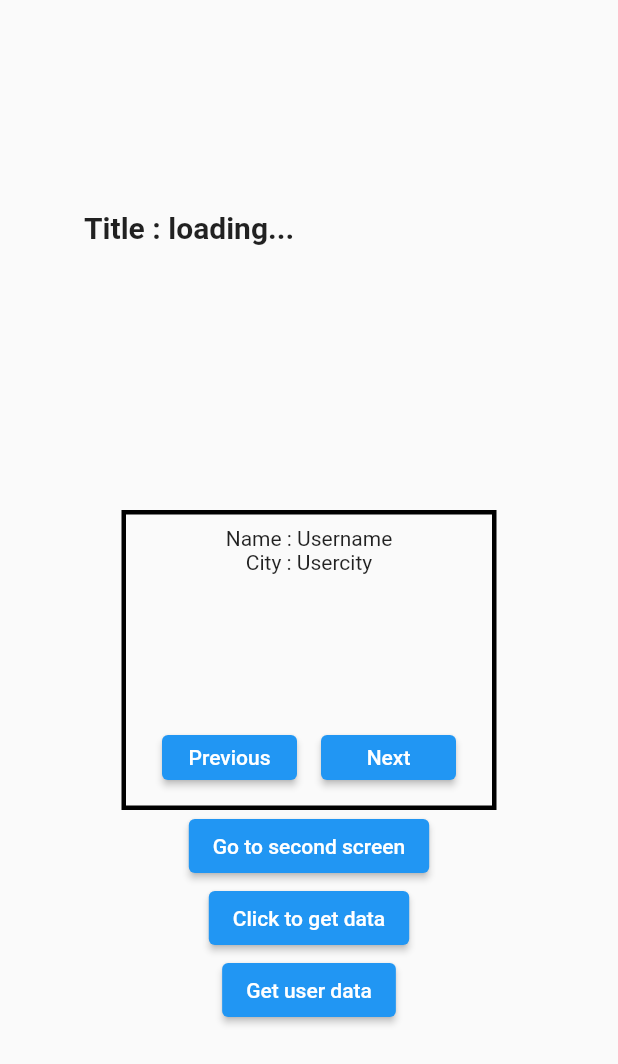
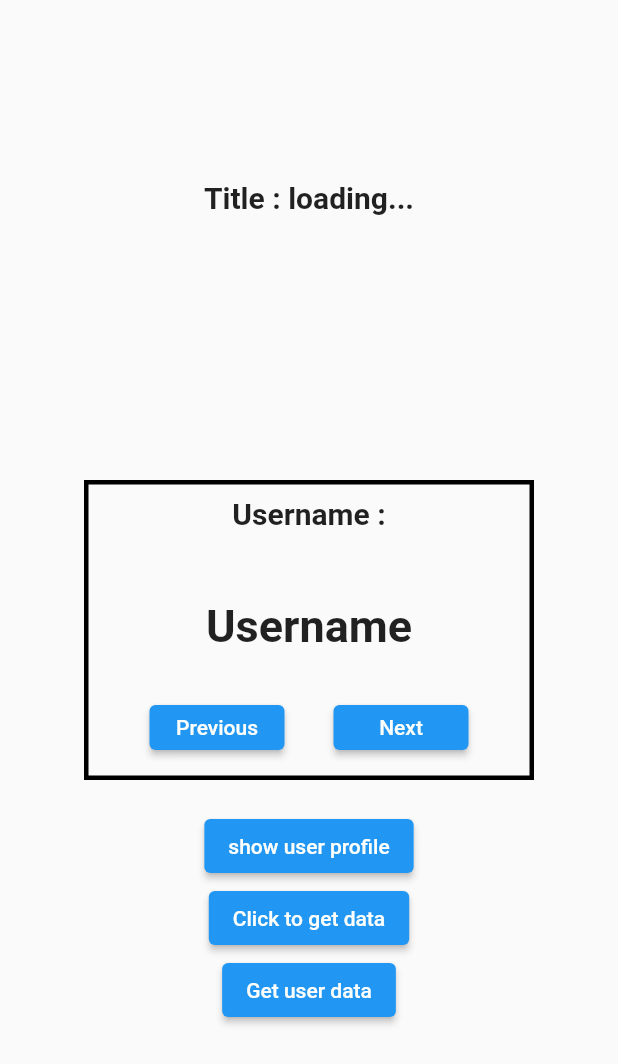
Before and after one commit to Ehsan973/internet_connection, a Flutter app: the screen it shows after launch, on a phone screen of 412 x 824 dp. Shown: the top 1064 px of the screen. Run offline on Flutter 3.47's test engine with Material 2 defaults, Android fonts, the light colour scheme and no system bars; our stand-ins replace flutter_spinkit; accounts and stored records are empty.

Commit message:
Passing module to another Screen, Loading Animation(SpinKit)

```diff
--- /dev/null
+++ b/lib/data/model/user.dart
@@ -0,0 +1,9 @@
+class User {
+  int id;
+  String name;
+  String username;
+  String city;
+  String phone;
+
+  User(this.id, this.name, this.username, this.city, this.phone);
+}
--- a/lib/screens/home_screen.dart
+++ b/lib/screens/home_screen.dart
@@ -2,7 +2,10 @@ import 'dart:convert';
 
 import 'package:flutter/material.dart';
 import 'package:http/http.dart';
+import 'package:internet_connection_app/data/model/user.dart';
 import 'package:internet_connection_app/screens/second_screen.dart';
+import 'package:internet_connection_app/screens/user_profile_screen.dart';
+import 'package:flutter_spinkit/flutter_spinkit.dart';
 
 class HomePage extends StatefulWidget {
   const HomePage({super.key});
@@ -13,10 +16,13 @@ class HomePage extends StatefulWidget {
 
 class _HomePageState extends State<HomePage> {
   String title = 'loading...';
-  String name = 'Username';
+  String username = 'Username';
   String city = 'Usercity';
   int user_index = 0;
+  List<User> users_list = [];
   var decoded_data;
+  bool isTitleLoading = false;
+  bool isUsersLoading = false;
 
   @override
   Widget build(BuildContext context) {
@@ -29,7 +35,9 @@ class _HomePageState extends State<HomePage> {
               Container(
                 height: 200,
                 width: 300,
-                child: Text(
+                child: Column(
+                  children: [
+                    Text(
                       'Title : $title',
                       textAlign: TextAlign.justify,
                       style: TextStyle(
@@ -37,16 +45,42 @@ class _HomePageState extends State<HomePage> {
                         fontWeight: FontWeight.bold,
                       ),
                     ),
+                    SizedBox(
+                      height: 50,
+                    ),
+                    Visibility(
+                      visible: isTitleLoading,
+                      child: SpinKitFadingCircle(
+                        color: Colors.black,
+                      ),
+                    ),
+                  ],
+                ),
               ),
               Container(
                 height: 200,
-                width: 250,
+                width: 300,
                 padding: EdgeInsets.all(8),
                 child: Center(
                   child: Column(
                     children: [
-                      Text('Name : ${name}'),
-                      Text('City : ${city}'),
+                      Text(
+                        'Username :\n\n',
+                        textAlign: TextAlign.center,
+                        style: TextStyle(
+                          fontSize: 20,
+                          fontWeight: FontWeight.bold,
+                        ),
+                      ),
+                      Text(
+                        '${username}',
+                        textAlign: TextAlign.center,
+                        style: TextStyle(
+                          fontSize: 30,
+                          fontWeight: FontWeight.bold,
+                        ),
+                      ),
+                      // Text('City : ${city}'),
                       Expanded(
                         child: Row(
                           mainAxisAlignment: MainAxisAlignment.spaceEvenly,
@@ -54,7 +88,7 @@ class _HomePageState extends State<HomePage> {
                           children: [
                             ElevatedButton(
                               onPressed: () {
-                                if (user_index > 0) {
+                                if (user_index > 0 && users_list.length != 0) {
                                   user_index--;
                                   _updateUser();
                                 }
@@ -66,8 +100,12 @@ class _HomePageState extends State<HomePage> {
                             ),
                             ElevatedButton(
                               onPressed: () {
-                                if (user_index < 9) {
+                                if (user_index < 9 && users_list.length != 0) {
                                   user_index++;
+                                  if (user_index >= users_list.length) {
+                                    var user = _createUser();
+                                    users_list.add(user);
+                                  }
                                   _updateUser();
                                 }
                               },
@@ -87,28 +125,48 @@ class _HomePageState extends State<HomePage> {
                   width: 3,
                 )),
               ),
+              SizedBox(
+                height: 20,
+              ),
               ElevatedButton(
                 onPressed: () {
+                  if (users_list.length == 0) return;
                   Navigator.push(
                     context,
                     MaterialPageRoute(
-                      builder: (context) => SecondPage(),
+                      builder: (context) => UserProfileScreen(
+                        user1: users_list[user_index],
+                      ),
                     ),
                   );
                 },
-                child: Text('Go to second screen'),
+                child: Text('show user profile'),
               ),
               ElevatedButton(
                 onPressed: () {
+                  setState(() {
+                    isTitleLoading = true;
+                  });
                   _getData();
                 },
                 child: Text('Click to get data'),
               ),
               ElevatedButton(
                 onPressed: () {
+                  setState(() {
+                    isUsersLoading = true;
+                  });
                   _getUserData();
                 },
                 child: Text('Get user data'),
+              ),
+              SizedBox(height: 20),
+              Visibility(
+                visible: isUsersLoading,
+                child: SpinKitThreeBounce(
+                  color: Colors.amber,
+                  size: 40,
+                ),
               ),
             ],
           ),
@@ -124,6 +182,7 @@ class _HomePageState extends State<HomePage> {
 
     setState(() {
       title = title1;
+      isTitleLoading = false;
     });
   }
 
@@ -131,13 +190,28 @@ class _HomePageState extends State<HomePage> {
     var uri = Uri.parse('https://jsonplaceholder.typicode.com/users');
     var resonse = await get(uri);
     decoded_data = jsonDecode(resonse.body);
+    users_list.add(_createUser());
     _updateUser();
+    setState(() {
+      isUsersLoading = false;
+    });
   }
 
   void _updateUser() {
     setState(() {
-      name = decoded_data[user_index]['name'];
-      city = decoded_data[user_index]['address']['city'];
+      username = users_list[user_index].username;
+      city = users_list[user_index].city;
     });
   }
+
+  User _createUser() {
+    var user = User(
+      decoded_data[user_index]['id'],
+      decoded_data[user_index]['name'],
+      decoded_data[user_index]['username'],
+      decoded_data[user_index]['address']['city'],
+      decoded_data[user_index]['phone'],
+    );
+    return user;
   }
+}
--- a/pubspec.yaml
+++ b/pubspec.yaml
@@ -32,6 +32,7 @@ dependencies:
     sdk: flutter
 
   http: ^1.1.0
+  flutter_spinkit: ^5.2.0
 
   # The following adds the Cupertino Icons font to your application.
   # Use with the CupertinoIcons class for iOS style icons.
```
Also changed, not shown: lib/screens/user_profile_screen.dart (added, +35 -0 lines), pubspec.lock, 1 other file. Lines whose indentation alone changed are shown as unchanged.
